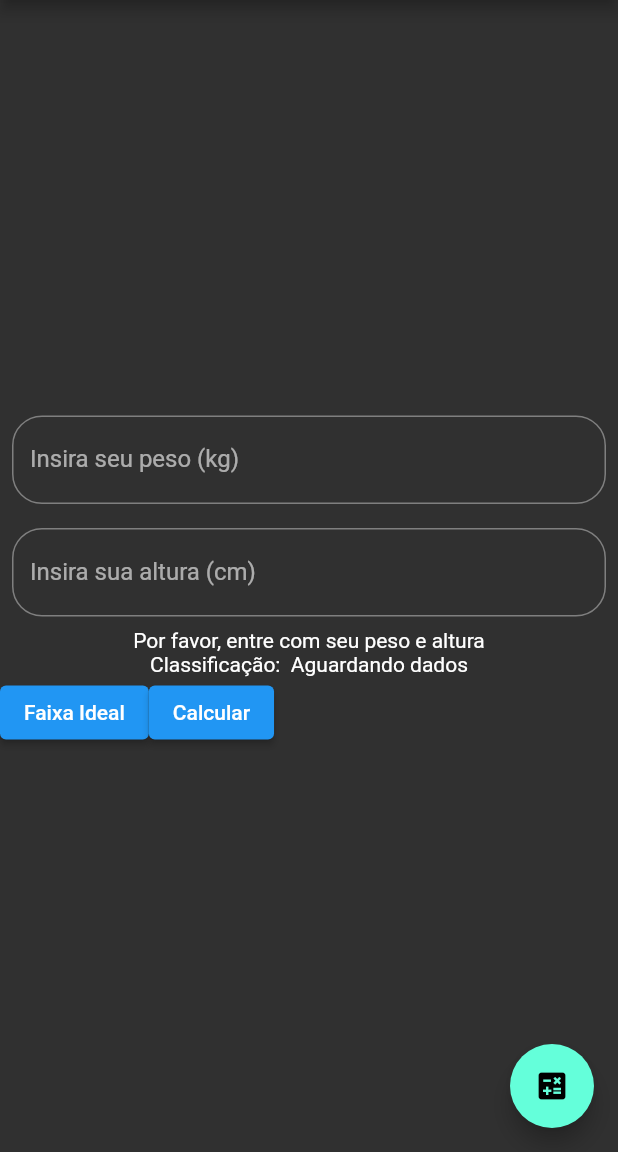
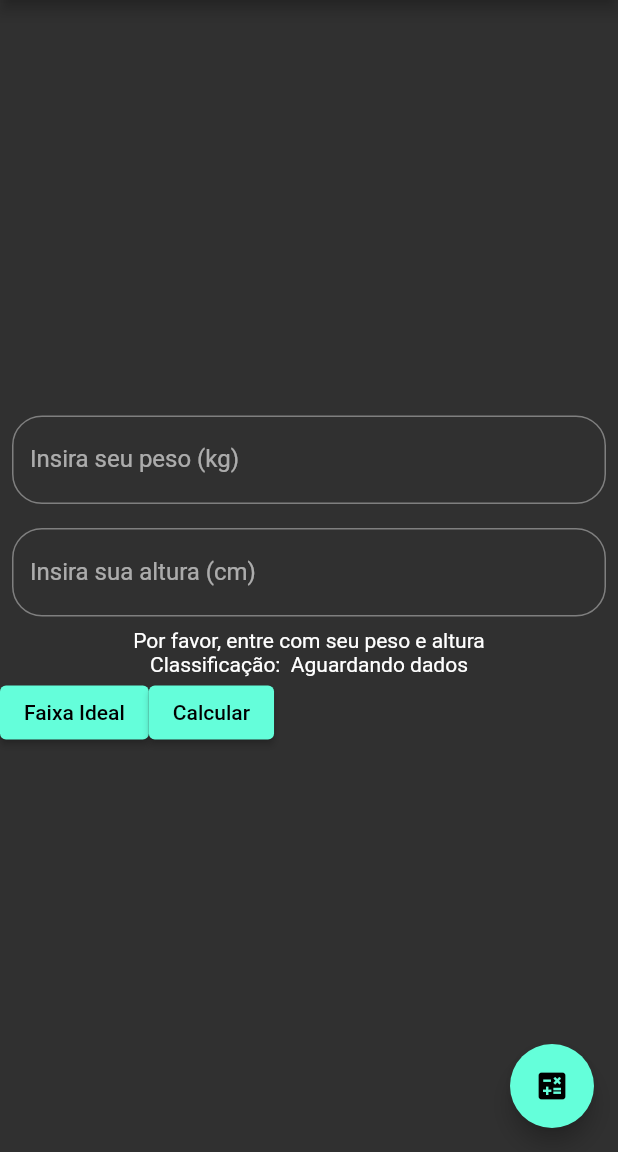
Before and after one commit to alex-cerlini/bmi_calculator, a Flutter app: the screen it shows after launch, on a phone screen of 412 x 824 dp, the part 84-1236 px from its top. Run offline on Flutter 3.47's test engine with Material 2 defaults, Android fonts, the phone set to English and light mode, and no system bars.

Commit message:
Styling colors on buttons

```diff
--- a/lib/main.dart
+++ b/lib/main.dart
@@ -98,9 +98,18 @@ class MyHomePageState extends State<MyHomePage> {
           Row(
             children: [
               ElevatedButton(onPressed: () {},
-               child: Text('Faixa Ideal'),),
+               child: Text('Faixa Ideal', style: TextStyle(color: Colors.black)),
+
+               style: ElevatedButton.styleFrom(
+                 primary: Color(0xFF64FEDA),
+                 ),
+               ),
               ElevatedButton(onPressed: () {},
-               child: Text('Calcular'),),
+               child: Text('Calcular', style: TextStyle(color: Colors.black)),
+               style: ElevatedButton.styleFrom(
+                 primary: Color(0xFF64FEDA),
+                 ),
+               ),
             ],
           ),
           ],
```
